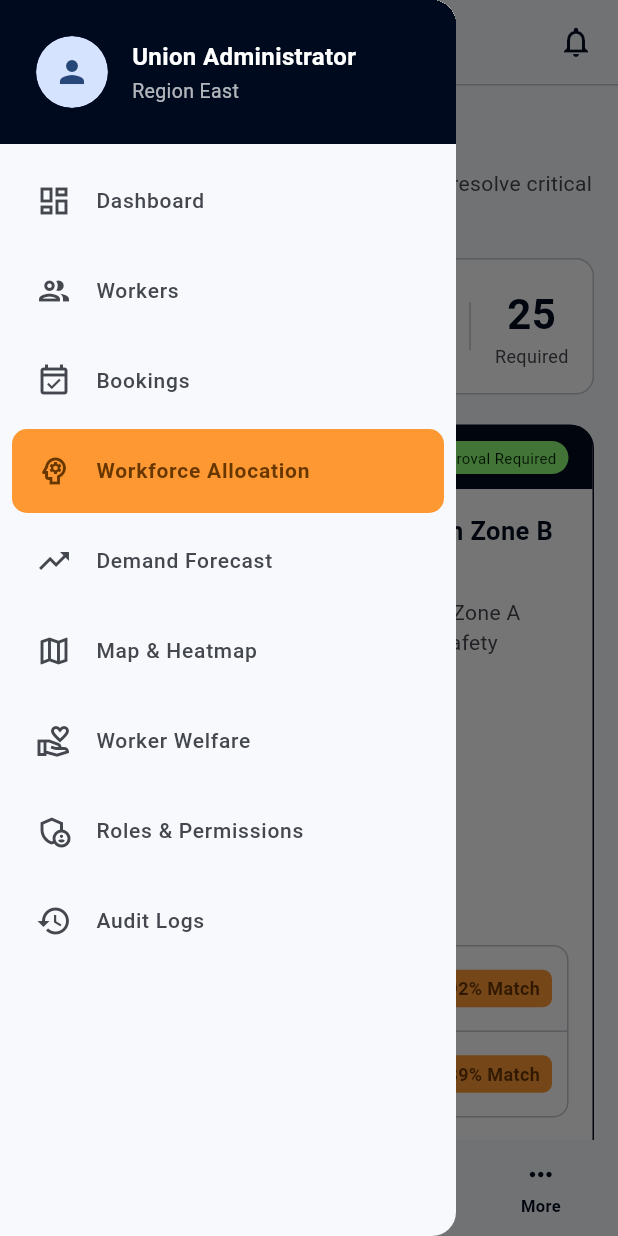
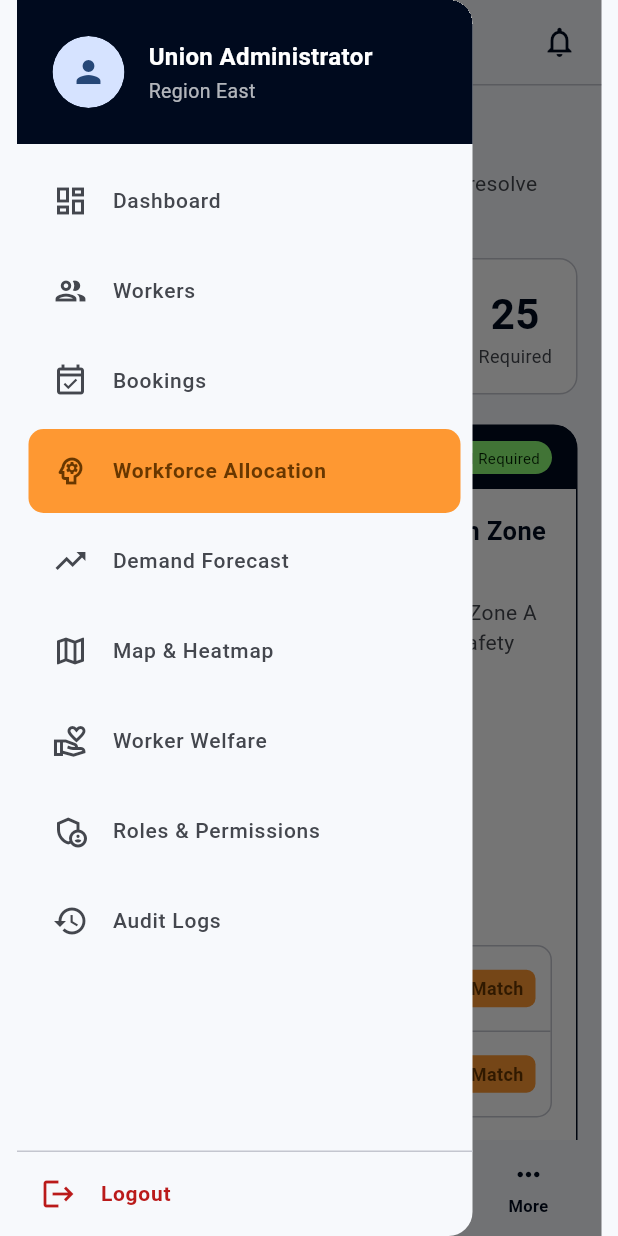
Before and after one commit to Tanish1026/SDCS, a Flutter app: the AllocationScreen screen opened by its route, with the side drawer open, on a phone screen of 412 x 824 dp. Run offline on Flutter 3.47's test engine with Material 3 defaults, Android fonts, the light colour scheme and no system bars; our stand-ins replace go_router, google_fonts; network calls fail.

Commit message:
Some minor updates

```diff
--- a/lib/screens/admin/allocation_screen.dart
+++ b/lib/screens/admin/allocation_screen.dart
@@ -91,31 +91,45 @@
                           ],
                         ),
                       ),
+                      const SizedBox(height: 8),
                       TextButton(onPressed: () {}, child: const Text('View 3 more workers')),
                     ],
                   ),
                 ),
                 Container(
-                  padding: const EdgeInsets.all(12),
+                  padding: const EdgeInsets.symmetric(horizontal: 16, vertical: 16),
                   decoration: const BoxDecoration(color: AppColors.surface, border: Border(top: BorderSide(color: AppColors.outlineVariant))),
-                  child: Wrap(
-                    alignment: WrapAlignment.end,
-                    spacing: 8,
-                    runSpacing: 8,
+                  // FIX: OverflowBar dynamically stacks buttons if the screen is too narrow
+                  child: OverflowBar(
+                    alignment: MainAxisAlignment.end,
+                    spacing: 12,
+                    overflowSpacing: 12,
                     children: [
                       OutlinedButton(
                         onPressed: () {},
-                        style: OutlinedButton.styleFrom(foregroundColor: AppColors.error, side: const BorderSide(color: AppColors.error)),
+                        style: OutlinedButton.styleFrom(
+                          foregroundColor: AppColors.error,
+                          side: const BorderSide(color: AppColors.error),
+                          padding: const EdgeInsets.symmetric(horizontal: 16, vertical: 12),
+                        ),
                         child: const Text('Reject'),
                       ),
                       OutlinedButton(
                         onPressed: () {},
-                        style: OutlinedButton.styleFrom(foregroundColor: AppColors.onSurface, side: const BorderSide(color: AppColors.outlineVariant)),
+                        style: OutlinedButton.styleFrom(
+                          foregroundColor: AppColors.onSurface,
+                          side: const BorderSide(color: AppColors.outlineVariant),
+                          padding: const EdgeInsets.symmetric(horizontal: 16, vertical: 12),
+                        ),
                         child: const Text('Modify'),
                       ),
                       ElevatedButton.icon(
                         onPressed: () {},
-                        style: ElevatedButton.styleFrom(backgroundColor: AppColors.primary, foregroundColor: Colors.white),
+                        style: ElevatedButton.styleFrom(
+                          backgroundColor: AppColors.primary,
+                          foregroundColor: Colors.white,
+                          padding: const EdgeInsets.symmetric(horizontal: 20, vertical: 12),
+                        ),
                         icon: const Icon(Icons.check, size: 18),
                         label: const Text('Approve'),
                       ),
--- a/lib/screens/admin/welfare_screen.dart
+++ b/lib/screens/admin/welfare_screen.dart
@@ -111,7 +111,7 @@
                   const Text('Contributions', style: TextStyle(fontSize: 15, fontWeight: FontWeight.w600, color: AppColors.primary)),
                 ]),
                 const SizedBox(height: 12),
-                _SummaryLine('YTD Provident Fund', '\$45,200'),
+                _SummaryLine('YTD Provident Fund', '₹45,200'),
                 const Divider(height: 20),
                 _SummaryLine('Pending Transfers', '3 Batches', valueColor: AppColors.tertiaryContainer),
               ],
--- a/lib/screens/admin/workers_screen.dart
+++ b/lib/screens/admin/workers_screen.dart
@@ -10,13 +10,14 @@
   Widget build(BuildContext context) {
     return AdminScaffold(
       current: AdminSection.workers,
+      title: 'Workers Management',
       body: ListView(
         padding: const EdgeInsets.fromLTRB(16, 20, 16, 32),
         children: [
           Row(
             mainAxisAlignment: MainAxisAlignment.spaceBetween,
             children: [
-              const Text('Workers Management', style: TextStyle(fontSize: 22, fontWeight: FontWeight.w700, color: AppColors.primary)),
+              const Text('Workers', style: TextStyle(fontSize: 22, fontWeight: FontWeight.w700, color: AppColors.primary)),
               ElevatedButton.icon(
                 onPressed: () {},
                 style: ElevatedButton.styleFrom(
@@ -25,7 +26,7 @@
                   shape: RoundedRectangleBorder(borderRadius: BorderRadius.circular(10)),
                 ),
                 icon: const Icon(Icons.add, size: 18),
-                label: const Text('Add'),
+                label: const Text('Add Worker'),
               ),
             ],
           ),
--- a/lib/widgets/admin/admin_scaffold.dart
+++ b/lib/widgets/admin/admin_scaffold.dart
@@ -1,13 +1,10 @@
 import 'package:flutter/material.dart';
 import 'package:go_router/go_router.dart';
-import 'package:sdcs/app/content.dart';
+import 'package:sdcs/app/content.dart'; // Ensure this matches your actual path
 import '../../app/theme.dart';
+import '../../core/services/auth_service.dart';
 import 'nav_items.dart';
 
-/// The common shell every admin page sits inside: a sticky top app bar
-/// (menu → drawer, logo + title, notifications), a profile drawer listing
-/// all nine sections, and a 4-item bottom nav (Dashboard / Workers /
-/// Heatmaps / More) matching the pattern repeated across the source HTML.
 class AdminScaffold extends StatelessWidget {
   final AdminSection current;
   final String title;
@@ -44,7 +41,7 @@
             ClipRRect(
               borderRadius: BorderRadius.circular(6),
               child: Image.network(
-                logoUrl,
+                logoUrl, // Ensure logoUrl is defined in your content.dart
                 height: 28,
                 width: 28,
                 fit: BoxFit.cover,
@@ -114,13 +111,12 @@
                   padding: const EdgeInsets.symmetric(vertical: 8, horizontal: 8),
                   children: kNavItems.map((item) {
                     final selected = item.section == current;
-                    return Container(
-                      margin: const EdgeInsets.symmetric(vertical: 2),
-                      decoration: BoxDecoration(
+                    return Padding(
+                      padding: const EdgeInsets.symmetric(vertical: 2),
+                      child: Material(
                         color: selected ? AppColors.secondaryContainer : Colors.transparent,
                         borderRadius: BorderRadius.circular(10),
-                      ),
-                      child: ListTile(
+                        child: ListTile(
                         leading: Icon(
                           item.icon,
                           color: selected ? AppColors.onSecondaryContainer : AppColors.onSurfaceVariant,
@@ -133,11 +129,33 @@
                             fontSize: 14,
                           ),
                         ),
-                        onTap: () => _goTo(context, item.section),
+                        onTap: () {
+                          // FIX: Close the drawer before attempting to navigate
+                          Navigator.pop(context);
+                          _goTo(context, item.section);
+                        },
+                        ),
                       ),
                     );
                   }).toList(),
                 ),
+              ),
+              const Divider(height: 1),
+              ListTile(
+                leading: const Icon(Icons.logout, color: AppColors.error),
+                title: const Text(
+                  'Logout',
+                  style: TextStyle(
+                    color: AppColors.error,
+                    fontWeight: FontWeight.w600,
+                    fontSize: 14,
+                  ),
+                ),
+                onTap: () async {
+                  Navigator.pop(context);
+                  await const AuthService().signOut();
+                  if (context.mounted) context.go('/');
+                },
               ),
             ],
           ),
@@ -158,8 +176,6 @@
 
   @override
   Widget build(BuildContext context) {
-    // Only Dashboard, Workers, and Heatmaps get a persistent bottom-nav slot,
-    // matching the HTML; everything else opens via "More" → the drawer.
     const primaryStops = [AdminSection.dashboard, AdminSection.workers, AdminSection.heatmap];
     final activeIndex = primaryStops.indexOf(current);
 
--- a/lib/widgets/landing_sections.dart
+++ b/lib/widgets/landing_sections.dart
@@ -8,7 +8,7 @@
   @override
   Widget build(BuildContext context) {
     return Padding(
-      padding: const EdgeInsets.symmetric(horizontal: 16, vertical: 24),
+      padding: const EdgeInsets.symmetric(horizontal: 18, vertical: 22),
       child: Column(
         crossAxisAlignment: CrossAxisAlignment.stretch,
         children: [
@@ -223,7 +223,7 @@
           Text('SHRAMIK DISHA', style: Theme.of(context).textTheme.headlineMedium?.copyWith(fontSize: 20)),
           const SizedBox(height: 8),
           const Text(
-            '© 2024 SHRAMIK DISHA Cooperative. A Government-Backed Initiative.',
+            '© 2026 SHRAMIK DISHA Cooperative Service. A Government-Backed Initiative.',
             textAlign: TextAlign.center,
             style: TextStyle(fontSize: 12, color: Color(0xFF44474E)),
           ),
```
Also changed, not shown: lib/main.dart (+11 -0 lines), lib/screens/admin/bookings_screen.dart (+9 -5 lines), lib/screens/admin/dashboard_screen.dart (+23 -10 lines), lib/screens/admin/forecast_screen.dart (+27 -5 lines), lib/widgets/custom_app_bar.dart (+27 -37 lines).
